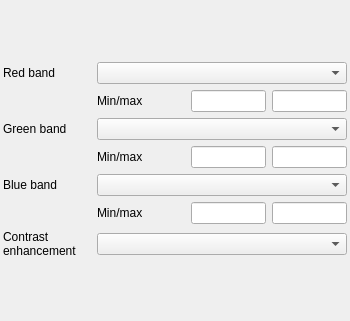
First picture: the form in src/ui/qgsmultibandcolorrendererwidgetbase.ui, repository qgis/QGIS, before the edit.
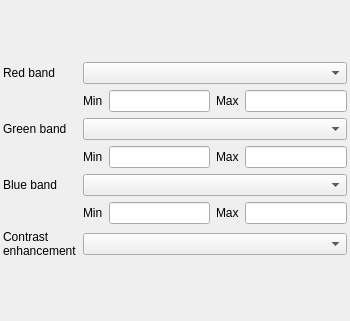
Second picture: the form after the edit.

Commit message: [styledock] improve UI layout of raster renderers

```diff
--- a/src/ui/qgsmultibandcolorrendererwidgetbase.ui
+++ b/src/ui/qgsmultibandcolorrendererwidgetbase.ui
@@ -34,7 +34,7 @@
        </property>
       </widget>
      </item>
-     <item row="6" column="1" colspan="3">
+     <item row="6" column="1" colspan="4">
       <widget class="QComboBox" name="mContrastEnhancementAlgorithmComboBox"/>
      </item>
      <item row="1" column="1">
@@ -46,106 +46,115 @@
         </sizepolicy>
        </property>
        <property name="text">
-        <string>Min/max</string>
+        <string>Min</string>
        </property>
+      </widget>
+     </item>
+     <item row="1" column="3">
+      <widget class="QLabel" name="mRedMaxLabel">
+       <property name="sizePolicy">
+        <sizepolicy hsizetype="Preferred" vsizetype="Preferred">
+         <horstretch>0</horstretch>
+         <verstretch>0</verstretch>
+        </sizepolicy>
+       </property>
        <property name="alignment">
         <set>Qt::AlignLeading|Qt::AlignLeft|Qt::AlignVCenter</set>
        </property>
+       <property name="text">
+        <string>Max</string>
+       </property>
       </widget>
      </item>
      <item row="1" column="2">
       <widget class="QLineEdit" name="mRedMinLineEdit">
-       <property name="sizePolicy">
-        <sizepolicy hsizetype="MinimumExpanding" vsizetype="Fixed">
-         <horstretch>0</horstretch>
-         <verstretch>0</verstretch>
-        </sizepolicy>
-       </property>
-       <property name="maximumSize">
-        <size>
-         <width>75</width>
-         <height>16777215</height>
-        </size>
-       </property>
-       <property name="baseSize">
-        <size>
-         <width>0</width>
-         <height>0</height>
-        </size>
-       </property>
        <property name="maxLength">
         <number>16</number>
        </property>
       </widget>
      </item>
-     <item row="0" column="1" colspan="3">
+     <item row="0" column="1" colspan="4">
       <widget class="QComboBox" name="mRedBandComboBox"/>
      </item>
      <item row="5" column="1">
-      <widget class="QLabel" name="label_2">
+      <widget class="QLabel" name="mBlueMinLabel">
+       <property name="sizePolicy">
+        <sizepolicy hsizetype="Preferred" vsizetype="Preferred">
+         <horstretch>0</horstretch>
+         <verstretch>0</verstretch>
+        </sizepolicy>
+       </property>
+       <property name="alignment">
+        <set>Qt::AlignLeading|Qt::AlignLeft|Qt::AlignVCenter</set>
+       </property>
        <property name="text">
-        <string>Min/max</string>
+        <string>Min</string>
        </property>
       </widget>
      </item>
-     <item row="2" column="1" colspan="3">
+     <item row="5" column="3">
+      <widget class="QLabel" name="mBlueMaxLabel">
+       <property name="sizePolicy">
+        <sizepolicy hsizetype="Preferred" vsizetype="Preferred">
+         <horstretch>0</horstretch>
+         <verstretch>0</verstretch>
+        </sizepolicy>
+       </property>
+       <property name="alignment">
+        <set>Qt::AlignLeading|Qt::AlignLeft|Qt::AlignVCenter</set>
+       </property>
+       <property name="text">
+        <string>Max</string>
+       </property>
+      </widget>
+     </item>
+     <item row="2" column="1" colspan="4">
       <widget class="QComboBox" name="mGreenBandComboBox"/>
      </item>
      <item row="3" column="1">
-      <widget class="QLabel" name="label">
+      <widget class="QLabel" name="mGreenMinLabel">
+       <property name="sizePolicy">
+        <sizepolicy hsizetype="Preferred" vsizetype="Preferred">
+         <horstretch>0</horstretch>
+         <verstretch>0</verstretch>
+        </sizepolicy>
+       </property>
+       <property name="alignment">
+        <set>Qt::AlignLeading|Qt::AlignLeft|Qt::AlignVCenter</set>
+       </property>
        <property name="text">
-        <string>Min/max</string>
+        <string>Min</string>
        </property>
       </widget>
      </item>
-     <item row="4" column="1" colspan="3">
+     <item row="3" column="3">
+      <widget class="QLabel" name="mGreenMaxLabel">
+       <property name="sizePolicy">
+        <sizepolicy hsizetype="Preferred" vsizetype="Preferred">
+         <horstretch>0</horstretch>
+         <verstretch>0</verstretch>
+        </sizepolicy>
+       </property>
+       <property name="alignment">
+        <set>Qt::AlignLeading|Qt::AlignLeft|Qt::AlignVCenter</set>
+       </property>
+       <property name="text">
+        <string>Max</string>
+       </property>
+      </widget>
+     </item>
+     <item row="4" column="1" colspan="4">
       <widget class="QComboBox" name="mBlueBandComboBox"/>
      </item>
-     <item row="1" column="3">
+     <item row="1" column="4">
       <widget class="QLineEdit" name="mRedMaxLineEdit">
-       <property name="sizePolicy">
-        <sizepolicy hsizetype="MinimumExpanding" vsizetype="Fixed">
-         <horstretch>0</horstretch>
-         <verstretch>0</verstretch>
-        </sizepolicy>
-       </property>
-       <property name="maximumSize">
-        <size>
-         <width>75</width>
-         <height>16777215</height>
-        </size>
-       </property>
-       <property name="baseSize">
-        <size>
-         <width>0</width>
-         <height>0</height>
-        </size>
-       </property>
        <property name="maxLength">
         <number>16</number>
        </property>
       </widget>
      </item>
-     <item row="3" column="2">
+     <item row="3" column="4">
       <widget class="QLineEdit" name="mGreenMinLineEdit">
-       <property name="sizePolicy">
-        <sizepolicy hsizetype="MinimumExpanding" vsizetype="Fixed">
-         <horstretch>0</horstretch>
-         <verstretch>0</verstretch>
-        </sizepolicy>
-       </property>
-       <property name="maximumSize">
-        <size>
-         <width>75</width>
-         <height>16777215</height>
-        </size>
-       </property>
-       <property name="baseSize">
-        <size>
-         <width>0</width>
-         <height>0</height>
-        </size>
-       </property>
        <property name="maxLength">
         <number>16</number>
        </property>
@@ -153,6 +162,15 @@
      </item>
      <item row="4" column="0">
       <widget class="QLabel" name="mBlueBandLabel">
+       <property name="sizePolicy">
+        <sizepolicy hsizetype="Preferred" vsizetype="Preferred">
+         <horstretch>0</horstretch>
+         <verstretch>0</verstretch>
+        </sizepolicy>
+       </property>
+       <property name="alignment">
+        <set>Qt::AlignLeading|Qt::AlignLeft|Qt::AlignVCenter</set>
+       </property>
        <property name="text">
         <string>Blue band</string>
        </property>
@@ -160,49 +178,13 @@
      </item>
      <item row="5" column="2">
       <widget class="QLineEdit" name="mBlueMinLineEdit">
-       <property name="sizePolicy">
-        <sizepolicy hsizetype="MinimumExpanding" vsizetype="Fixed">
-         <horstretch>0</horstretch>
-         <verstretch>0</verstretch>
-        </sizepolicy>
-       </property>
-       <property name="maximumSize">
-        <size>
-         <width>75</width>
-         <height>16777215</height>
-        </size>
-       </property>
-       <property name="baseSize">
-        <size>
-         <width>0</width>
-         <height>0</height>
-        </size>
-       </property>
        <property name="maxLength">
         <number>16</number>
        </property>
       </widget>
      </item>
-     <item row="5" column="3">
+     <item row="5" column="4">
       <widget class="QLineEdit" name="mBlueMaxLineEdit">
-       <property name="sizePolicy">
-        <sizepolicy hsizetype="MinimumExpanding" vsizetype="Fixed">
-         <horstretch>0</horstretch>
-         <verstretch>0</verstretch>
-        </sizepolicy>
-       </property>
-       <property name="maximumSize">
-        <size>
-         <width>75</width>
-         <height>16777215</height>
-        </size>
-       </property>
-       <property name="baseSize">
-        <size>
-         <width>0</width>
-         <height>0</height>
-        </size>
-       </property>
        <property name="maxLength">
         <number>16</number>
        </property>
@@ -210,31 +192,22 @@
      </item>
      <item row="2" column="0">
       <widget class="QLabel" name="mGreenBandLabel">
+       <property name="sizePolicy">
+        <sizepolicy hsizetype="Preferred" vsizetype="Preferred">
+         <horstretch>0</horstretch>
+         <verstretch>0</verstretch>
+        </sizepolicy>
+       </property>
+       <property name="alignment">
+        <set>Qt::AlignLeading|Qt::AlignLeft|Qt::AlignVCenter</set>
+       </property>
        <property name="text">
         <string>Green band</string>
        </property>
       </widget>
      </item>
-     <item row="3" column="3">
+     <item row="3" column="2">
       <widget class="QLineEdit" name="mGreenMaxLineEdit">
-       <property name="sizePolicy">
-        <sizepolicy hsizetype="MinimumExpanding" vsizetype="Fixed">
-         <horstretch>0</horstretch>
-         <verstretch>0</verstretch>
-        </sizepolicy>
-       </property>
-       <property name="maximumSize">
-        <size>
-         <width>75</width>
-         <height>16777215</height>
-        </size>
-       </property>
-       <property name="baseSize">
-        <size>
-         <width>0</width>
-         <height>0</height>
-        </size>
-       </property>
        <property name="maxLength">
         <number>16</number>
        </property>
```
Left out of the diff: 5 changed lines with no effect on the pictures. The commit also changes 3 other files.
